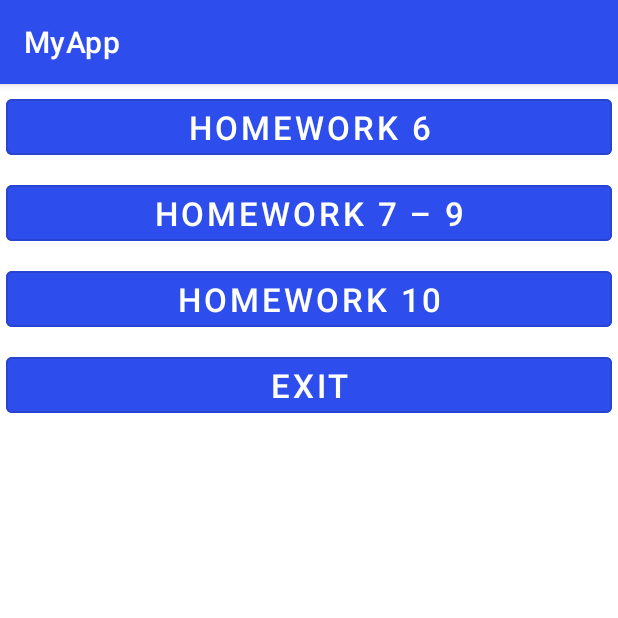
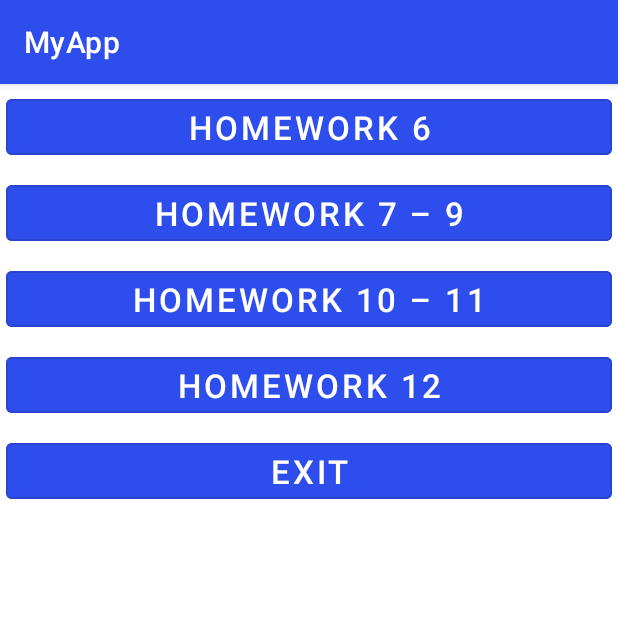
Before and after one commit to KeselAndrei/MyApp, an Android app: the screen it shows after launch (MainActivity), on a phone screen of 412 x 824 dp, the top half of it. Run offline under Robolectric (Android 15) with nearby library versions, the phone set to English and light mode, and no system bars.

Commit message:
Homework 12 android

```diff
--- a/app/build.gradle
+++ b/app/build.gradle
@@ -44,6 +44,7 @@ dependencies {
     implementation 'androidx.appcompat:appcompat:1.3.0'
     implementation 'com.google.android.material:material:1.3.0'
     implementation 'androidx.constraintlayout:constraintlayout:2.0.4'
+    implementation 'androidx.legacy:legacy-support-v4:1.0.0'
     testImplementation 'junit:junit:4.13.2'
     androidTestImplementation 'androidx.test.ext:junit:1.1.2'
     androidTestImplementation 'androidx.test.espresso:espresso-core:3.3.0'
--- a/app/src/main/AndroidManifest.xml
+++ b/app/src/main/AndroidManifest.xml
@@ -11,7 +11,8 @@
         android:roundIcon="@mipmap/ic_launcher_round"
         android:supportsRtl="true"
         android:theme="@style/Theme.MyApp">
-        <activity android:name=".homework10.CandyActivity"></activity>
+        <activity android:name=".homework12.HomeworkFragmentActivity"></activity>
+        <activity android:name=".homework10.CandyActivity" />
         <activity android:name=".homework10.MainActivity1111" />
         <activity android:name=".homework10.MainActivity1" />
         <activity android:name=".homework6.Homework6Activity" />
--- a/app/src/main/java/com/gmail/keseltms/myapp/MainActivity.kt
+++ b/app/src/main/java/com/gmail/keseltms/myapp/MainActivity.kt
@@ -2,12 +2,13 @@ package com.gmail.keseltms.myapp
 
 import android.content.Intent
 import android.os.Bundle
+import android.view.View
 import androidx.appcompat.app.AppCompatActivity
 import com.gmail.keseltms.myapp.databinding.ActivityMainBinding
 import com.gmail.keseltms.myapp.homework6.Homework6Activity
 import com.gmail.keseltms.myapp.homework7.Homework7CheckUserActivity
 import com.gmail.keseltms.myapp.homework10.CandyActivity
-import kotlin.system.exitProcess
+import com.gmail.keseltms.myapp.homework12.HomeworkFragmentActivity
 
 class MainActivity : AppCompatActivity() {
     private lateinit var binding: ActivityMainBinding
@@ -15,19 +16,35 @@ class MainActivity : AppCompatActivity() {
         super.onCreate(savedInstanceState)
         binding = ActivityMainBinding.inflate(layoutInflater)
         setContentView(binding.root)
+        binding.apply {
+            btnHomework6.setOnClickListener(clickListener)
+            btnHomework7.setOnClickListener(clickListener)
+            btnHomework10.setOnClickListener(clickListener)
+            btnHomework12.setOnClickListener(clickListener)
+            btnExit.setOnClickListener(clickListener)
+        }
+    }
 
-        binding.btnHomework6.setOnClickListener {
+    private val clickListener: View.OnClickListener = View.OnClickListener { view ->
+        when (view?.id) {
+            R.id.btn_homework6 -> {
                 startActivity(Intent(this, Homework6Activity::class.java))
             }
-        binding.btnHomework7.setOnClickListener {
+            R.id.btn_homework7 -> {
                 startActivity(Intent(this, Homework7CheckUserActivity::class.java))
             }
-        binding.btnHomework10.setOnClickListener {
+            R.id.btn_homework10 -> {
                 startActivity(Intent(this, CandyActivity::class.java))
             }
-        binding.btnExit.setOnClickListener {
+            R.id.btn_homework12 -> {
+                startActivity(Intent(this, HomeworkFragmentActivity::class.java))
+            }
+            R.id.btn_exit -> {
                 this.finish()
-            exitProcess(0)
+            }
+            else -> {
+
             }
         }
     }
+}
--- a/app/src/main/java/com/gmail/keseltms/myapp/homework6/Homework6Activity.kt
+++ b/app/src/main/java/com/gmail/keseltms/myapp/homework6/Homework6Activity.kt
@@ -1,10 +1,8 @@
 package com.gmail.keseltms.myapp.homework6
 
-import android.content.Intent
 import android.os.Bundle
 import android.widget.Button
 import androidx.appcompat.app.AppCompatActivity
-import com.gmail.keseltms.myapp.MainActivity
 import com.gmail.keseltms.myapp.R
 
 class Homework6Activity : AppCompatActivity() {
@@ -13,7 +11,7 @@ class Homework6Activity : AppCompatActivity() {
         setContentView(R.layout.activity_homework6)
         val btnBack: Button = findViewById(R.id.btn_back)
         btnBack.setOnClickListener {
-            startActivity(Intent(this, MainActivity::class.java))
+           finish()
         }
     }
 }
--- a/app/src/main/res/layout/activity_main.xml
+++ b/app/src/main/res/layout/activity_main.xml
@@ -44,6 +44,17 @@
             android:textSize="22sp" />
 
         <com.google.android.material.button.MaterialButton
+            android:id="@+id/btn_homework12"
+            style="@style/MyButtonStyle"
+            android:layout_width="match_parent"
+            android:layout_height="wrap_content"
+            android:layout_margin="4dp"
+            android:backgroundTint="@color/purple_600"
+            android:text="@string/homework_12"
+            android:textColor="@color/white"
+            android:textSize="22sp" />
+
+        <com.google.android.material.button.MaterialButton
             android:id="@+id/btn_exit"
             style="@style/MyButtonStyle"
             android:layout_width="match_parent"
--- a/app/src/main/res/values/strings.xml
+++ b/app/src/main/res/values/strings.xml
@@ -23,6 +23,10 @@
     <string name="flag_latvia">Flag Latvia</string>
     <string name="flag_finland">Flag Finland</string>
 
-    <string name="homework_10">HOMEWORK 10</string>
+    <string name="homework_10">HOMEWORK 10 – 11</string>
+    <string name="homework_12">HOMEWORK 12</string>
+    <string name="next_fragment">NEXT FRAGMENT</string>
+    <!-- TODO: Remove or change this placeholder text -->
+    <string name="hello_blank_fragment">Hello blank fragment</string>
 
 </resources>
```
Also changed, not shown: app/src/main/java/com/gmail/keseltms/myapp/homework12/FifthFragment.kt (added, +18 -0 lines), app/src/main/java/com/gmail/keseltms/myapp/homework12/FirstFragment.kt (added, +18 -0 lines), app/src/main/java/com/gmail/keseltms/myapp/homework12/ForthFragment.kt (added, +18 -0 lines), app/src/main/java/com/gmail/keseltms/myapp/homework12/HomeworkFragmentActivity.kt (added, +57 -0 lines), app/src/main/java/com/gmail/keseltms/myapp/homework12/SecondFragment.kt (added, +18 -0 lines), app/src/main/java/com/gmail/keseltms/myapp/homework12/ThirdFragment.kt (added, +18 -0 lines), app/src/main/res/layout/activity_homework_fragment.xml (added, +31 -0 lines), app/src/main/res/layout/fragment_fifth.xml (added, +8 -0 lines), app/src/main/res/layout/fragment_first.xml (added, +7 -0 lines), app/src/main/res/layout/fragment_forth.xml (added, +8 -0 lines), app/src/main/res/layout/fragment_second.xml (added, +8 -0 lines), app/src/main/res/layout/fragment_third.xml (added, +8 -0 lines). Lines whose indentation alone changed are shown as unchanged.
